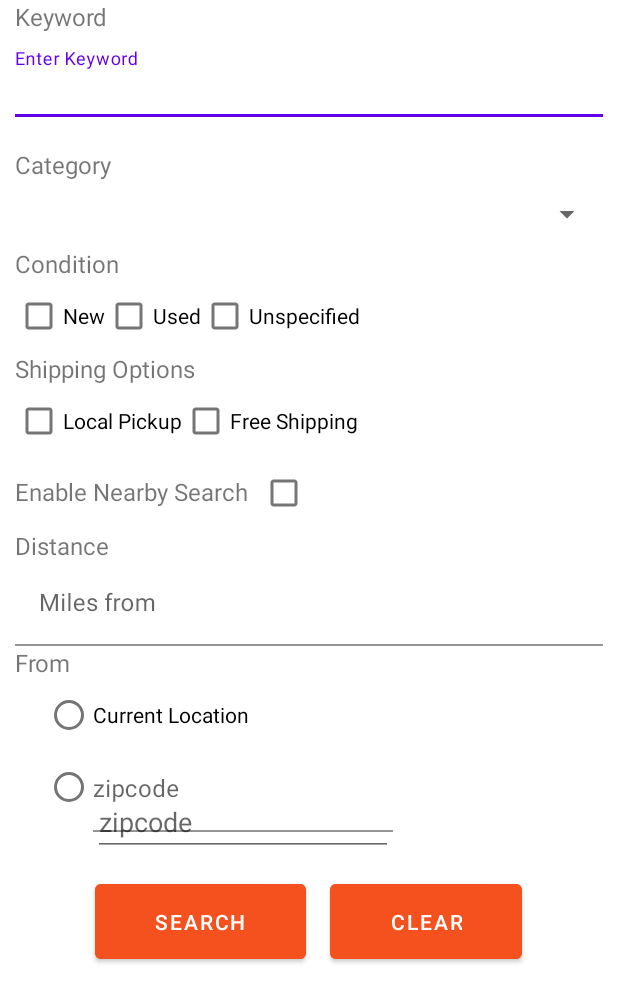
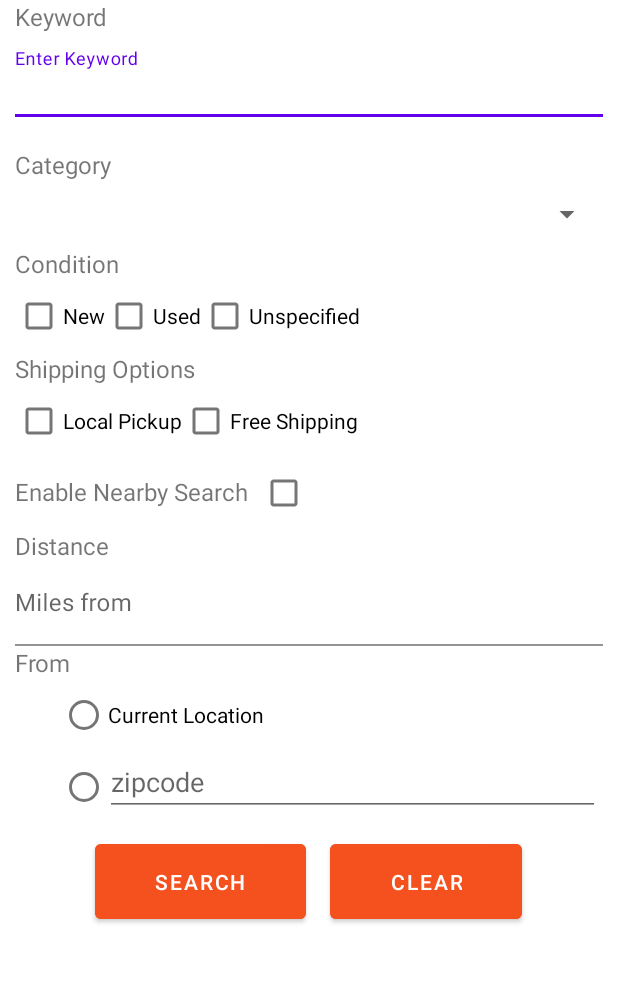
Before and after one commit to yingtu35/eBay_Search_app, an Android app: the layout fragment_home.xml on its own in the app's theme, with its tools: preview values and no code run, on a phone screen of 412 x 824 dp. Shown: the top 1002 px of the screen. Run offline under Robolectric (Android 15) with nearby library versions, the phone set to English and light mode, and no system bars; network calls fail.

Commit message:
1.Set up zipcode autocomplete

```diff
--- a/app/src/main/java/com/example/ebay_search2/ApiCall.java
+++ b/app/src/main/java/com/example/ebay_search2/ApiCall.java
@@ -19,6 +19,9 @@ public class ApiCall {
     private static ApiCall mInstance;
     private RequestQueue mRequestQueue;
     private static Context mCtx;
+
+    private static final String USERNAME = "yingtu35";
+    private static final String MAX_ROWS = "5";
 
     private static final String URL = "http://10.0.2.2:3000";
 
@@ -47,8 +50,7 @@ public class ApiCall {
 
     public static void make(Context ctx, String query, Response.Listener<String>
             listener, Response.ErrorListener errorListener) {
-        String url = "https://itunes.apple.com/search?term=" + query
-                + "&country=US";
+        String url = "http://api.geonames.org/postalCodeSearchJSON?postalcode_startsWith=" + query + "&maxRows=" + MAX_ROWS + "&username=" + USERNAME + "&country=US";
         StringRequest stringRequest = new StringRequest(Request.Method.GET, url,
                 listener, errorListener);
         ApiCall.getInstance(ctx).addToRequestQueue(stringRequest);
--- a/app/src/main/res/layout/fragment_home.xml
+++ b/app/src/main/res/layout/fragment_home.xml
@@ -146,6 +146,7 @@
                     android:id="@+id/input_distance"
                     android:layout_width="match_parent"
                     android:layout_height="wrap_content"
+                    android:paddingStart="0dp"
                     android:hint="Miles from" />
             </com.google.android.material.textfield.TextInputLayout>
             <TextView
@@ -158,7 +159,7 @@
                 android:id="@+id/search_from"
                 android:layout_width="match_parent"
                 android:layout_height="wrap_content"
-                android:paddingStart="20dp">
+                android:paddingStart="30dp">
                 <RadioButton
                     android:id="@+id/search_from_current"
                     android:layout_width="wrap_content"
@@ -170,12 +171,22 @@
                     android:layout_width="wrap_content"
                     android:layout_height="wrap_content"/>
             </RadioGroup>
+            <AutoCompleteTextView
+                android:id="@+id/autoCompleteTextView"
+                android:layout_width="330dp"
+                android:layout_height="wrap_content"
+                android:layout_marginLeft="60dp"
+                android:layout_marginTop="-50dp"
+                android:inputType="text"
+                android:maxLines="1"
+                android:hint="zipcode"
+                android:dropDownVerticalOffset="-100dp" />
             <com.google.android.material.textfield.TextInputLayout
                 android:id="@+id/input_zipcode_layout"
                 android:layout_width="200dp"
                 android:layout_height="wrap_content"
-                android:layout_marginLeft="52dp"
-                android:layout_marginTop="-50dp"
+                android:layout_marginLeft="50dp"
+                android:layout_marginTop="-60dp"
                 android:layout_gravity="start"
                 style="@style/WhiteTextInputLayout"
                 app:errorEnabled="true"
@@ -185,17 +196,10 @@
                     android:layout_width="match_parent"
                     android:layout_height="wrap_content"
                     android:paddingStart="0dp"
+                    android:visibility="gone"
                     android:hint="zipcode"/>
             </com.google.android.material.textfield.TextInputLayout>
-            <AutoCompleteTextView
-                android:id="@+id/autoCompleteTextView"
-                android:layout_width="200dp"
-                android:layout_height="wrap_content"
-                android:layout_marginLeft="52dp"
-                android:layout_marginTop="-50dp"
-                android:inputType="text"
-                android:maxLines="1"
-                android:hint="zipcode"/>
+
         </LinearLayout>
 
         <LinearLayout
```
Also changed, not shown: app/src/main/java/com/example/ebay_search2/ui/home/HomeFragment.java (+17 -11 lines).
